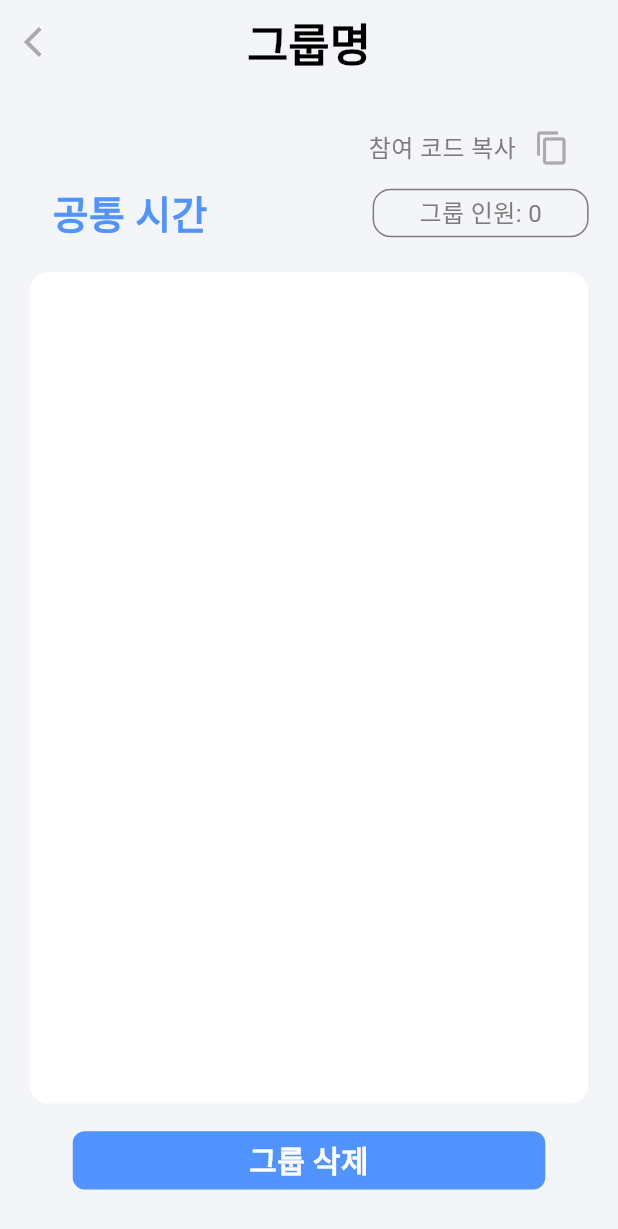
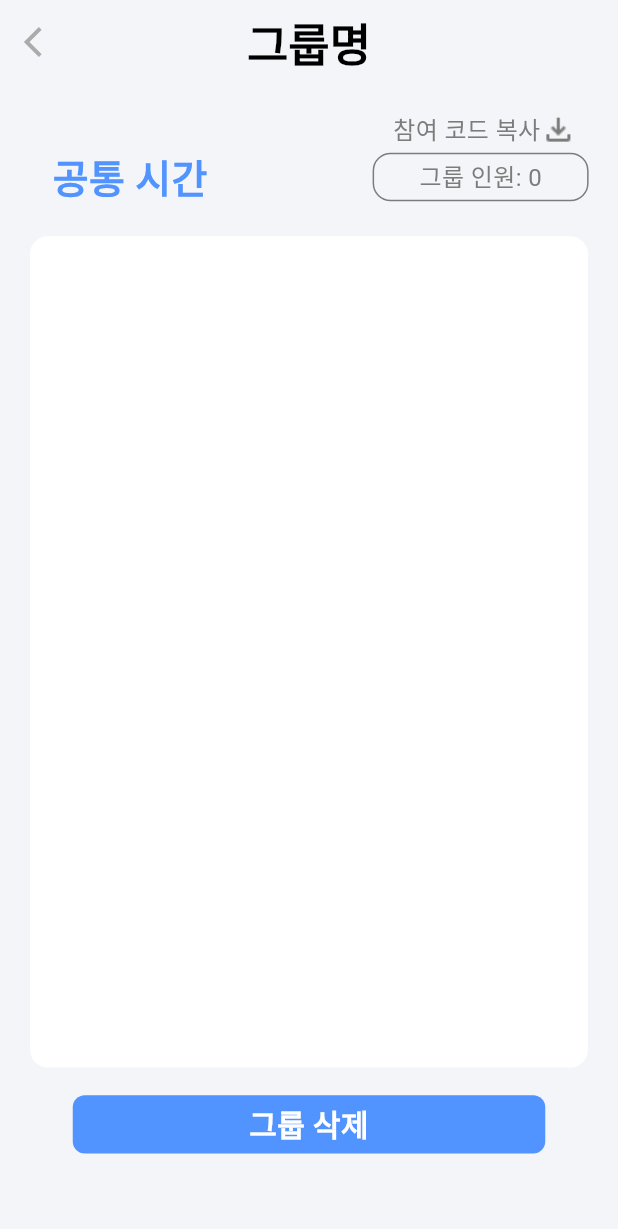
Before and after one commit to AIIA-GCU/VinTeum-FE, a Flutter app: the DetailScreen screen opened directly with empty values, on a phone screen of 412 x 824 dp. Shown: the top 1229 px of the screen. Run offline on Flutter 3.47's test engine with Material 3 defaults, Android fonts, the phone set to English and light mode, and no system bars; our stand-ins replace image_picker, smooth_page_indicator; Roboto replaces fonts that are missing (Pretendard).

Commit message:
[chore] detailscreen1 수정
- detailscreen1 수정

```diff
--- a/lib/Page/Detail_Screen1.dart
+++ b/lib/Page/Detail_Screen1.dart
@@ -45,7 +45,15 @@ class _DetailScreenState extends State<DetailScreen> {
             children: [
               SizedBox(height: ratio.height * 20),
               Row(
-                mainAxisAlignment: MainAxisAlignment.end,
+                children: [
+                  SizedBox(
+                    width: ratio.width * 242,
+                  ),
+                  GestureDetector(
+                    onTap: (){
+
+                    },
+                    child: Row(
                       children: [
                         Text("참여 코드 복사",
                           style: TextStyle(
@@ -53,15 +61,10 @@ class _DetailScreenState extends State<DetailScreen> {
                             fontSize: 16,
                           ),
                         ),
-                  IconButton(onPressed: (){},
-                      icon: Icon(Icons.copy,
-                      color: VinTeumColors.grey,
+                        Image.asset('assets/img/download.png'),
+                      ],
                     ),
                   ),
-                  // GestureDetector(
-                  //   child: Image.asset('assets/img/download.png'),
-                  //   onTap: (){},
-                  // ),
 
                 ],
               ),
@@ -107,13 +110,6 @@ class _DetailScreenState extends State<DetailScreen> {
                       ),
                     ),
                   ),
-
-                  // Image.asset(
-                  //   'assets/img/ex_img.png',
-                  //   width: ratio.width * 319,
-                  //   height: ratio.height * 518,
-                  //   fit: BoxFit.cover,
-                  // ),
                 ],
               ),
               SizedBox(
```
Lines whose indentation alone changed are shown as unchanged.
